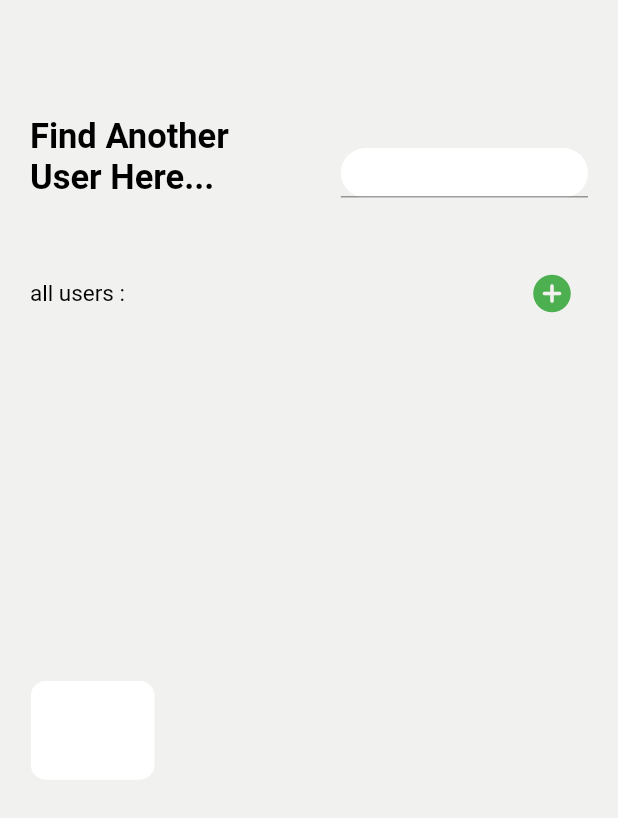
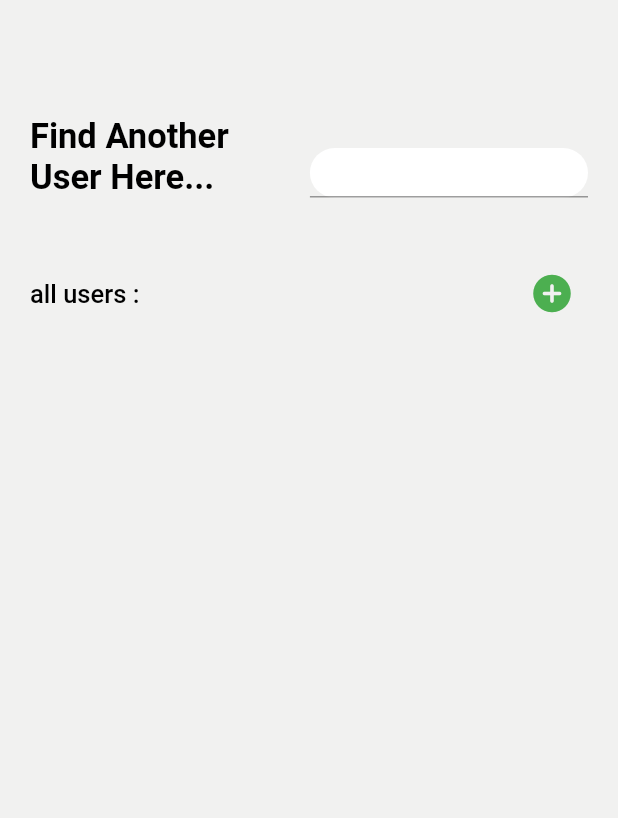
Before and after one commit to Zalefzn/crud_app, a Flutter app: the screen it shows after launch, on a phone screen of 412 x 824 dp. Shown: the top 818 px of the screen. Run offline on Flutter 3.47's test engine with Material 2 defaults, Android fonts, the phone set to English and light mode, and no system bars; accounts and stored records are empty; network calls fail.

Commit message:
[update]

```diff
--- a/lib/homePage/homePage.dart
+++ b/lib/homePage/homePage.dart
@@ -1,3 +1,4 @@
+import 'package:find_content_app/cardUserPage/cardUser.dart';
 import 'package:find_content_app/method/sizeScreen/sizeScreen.dart';
 import 'package:find_content_app/method/theme/theme.dart';
 import 'package:find_content_app/provider/userProvider.dart';
@@ -25,6 +26,7 @@ class _HomePage extends State<HomePage> {
 
   @override
   Widget build(BuildContext context) {
+    UserProviders user = Provider.of<UserProviders>(context);
     Widget contentHeaders() {
       return Container(
         padding: const EdgeInsets.all(20),
@@ -40,7 +42,7 @@ class _HomePage extends State<HomePage> {
                 )),
             Container(
                 height: SizeConfig.blockVertical * 4,
-                width: SizeConfig.blockHorizontal * 40,
+                width: SizeConfig.blockHorizontal * 45,
                 decoration: BoxDecoration(
                   color: backgroundColor3,
                   borderRadius: BorderRadius.circular(20),
@@ -60,8 +62,8 @@ class _HomePage extends State<HomePage> {
             Text('all users :',
                 style: TextStyle(
                     color: textColor2,
-                    fontSize: 15,
-                    fontWeight: FontWeight.w400)),
+                    fontSize: 17,
+                    fontWeight: FontWeight.w500)),
             IconButton(
                 onPressed: () {},
                 icon: const Icon(
@@ -76,22 +78,15 @@ class _HomePage extends State<HomePage> {
 
     Widget content() {
       return Container(
-        height: SizeConfig.blockVertical * 60,
+        height: SizeConfig.blockVertical * 62,
         width: SizeConfig.blockHorizontal * 90,
         decoration: BoxDecoration(
           color: backgroundColor2,
         ),
-        child: Row(
-          children: [
-            Container(
-              height: SizeConfig.blockVertical * 8,
-              width: SizeConfig.blockHorizontal * 20,
-              decoration: BoxDecoration(
-                color: backgroundColor3,
-                borderRadius: BorderRadius.circular(10),
-              ),
-            ),
-          ],
+        child: SingleChildScrollView(
+          child: Column(
+            children: user.users.map((user) => CardUser(user)).toList(),
+          ),
         ),
       );
     }
--- a/lib/provider/userProvider.dart
+++ b/lib/provider/userProvider.dart
@@ -12,10 +12,6 @@ class UserProviders with ChangeNotifier {
     notifyListeners();
   }
 
-  UserById(UserModel user) async {
-    var dataUser = user.id;
-  }
-
   Future<void> getUsers() async {
     try {
       List<UserModel> users = await UserService().getUser();
```
Also changed, not shown: lib/api/userApi.dart (+16 -0 lines), lib/cardUserPage/cardUser.dart (+61 -2 lines).
